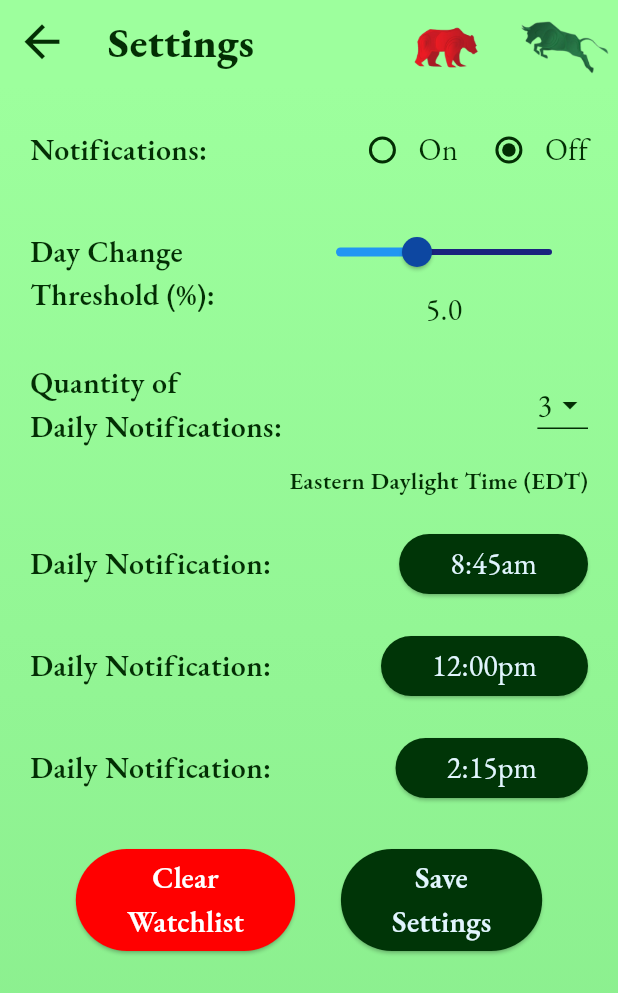
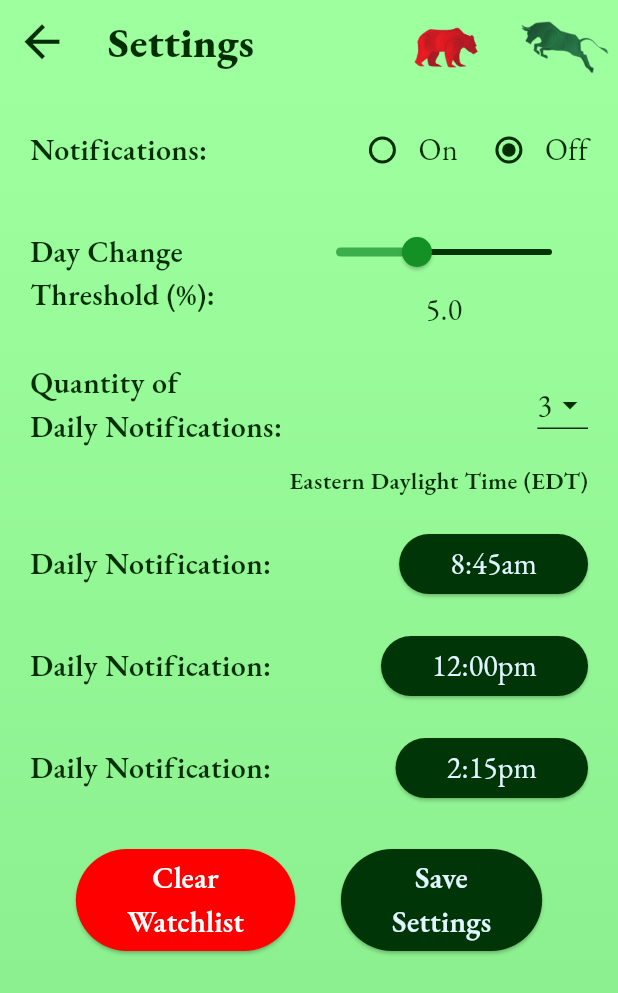
Before and after one commit to JoshMJohnson/Stock_Alert, a Flutter app: the screen it shows after launch, after a tap on the "settings" icon, on a phone screen of 412 x 824 dp. Shown: the top 993 px of the screen. Run offline on Flutter 3.47's test engine with Material 3 defaults, Android fonts, the phone set to English and light mode, and no system bars; our stand-ins replace awesome_notifications, shared_preferences, sqflite; missing offline and left inert: fading_edge_scrollview; accounts and stored records are empty.

Commit message:
Update theme.dart

```diff
--- a/lib/theme.dart
+++ b/lib/theme.dart
@@ -56,15 +56,15 @@ ThemeData lightMode = ThemeData(
   buttonTheme: const ButtonThemeData(
     colorScheme: ColorScheme.light(
       background: Color.fromARGB(255, 0, 53, 7),
-      primary: Color.fromARGB(255, 15, 98, 26),
+      primary: Color.fromARGB(255, 133, 255, 150),
       secondary: Color(0xFFE1F5FE),
     ),
   ),
   // slider - ticker page & settings
   sliderTheme: const SliderThemeData(
-    thumbColor: Color(0xFF0D47A1),
-    activeTrackColor: Color(0xFF2196F3),
-    inactiveTrackColor: Color(0xFF1A237E),
+    thumbColor: Color.fromARGB(255, 20, 145, 37),
+    activeTrackColor: Color.fromARGB(255, 60, 174, 75),
+    inactiveTrackColor: Color.fromARGB(255, 0, 53, 7),
     disabledThumbColor: Color(0xFF0D47A1),
     disabledActiveTrackColor: Color(0xFF2196F3),
     disabledInactiveTrackColor: Color(0xFF2196F3),
```
